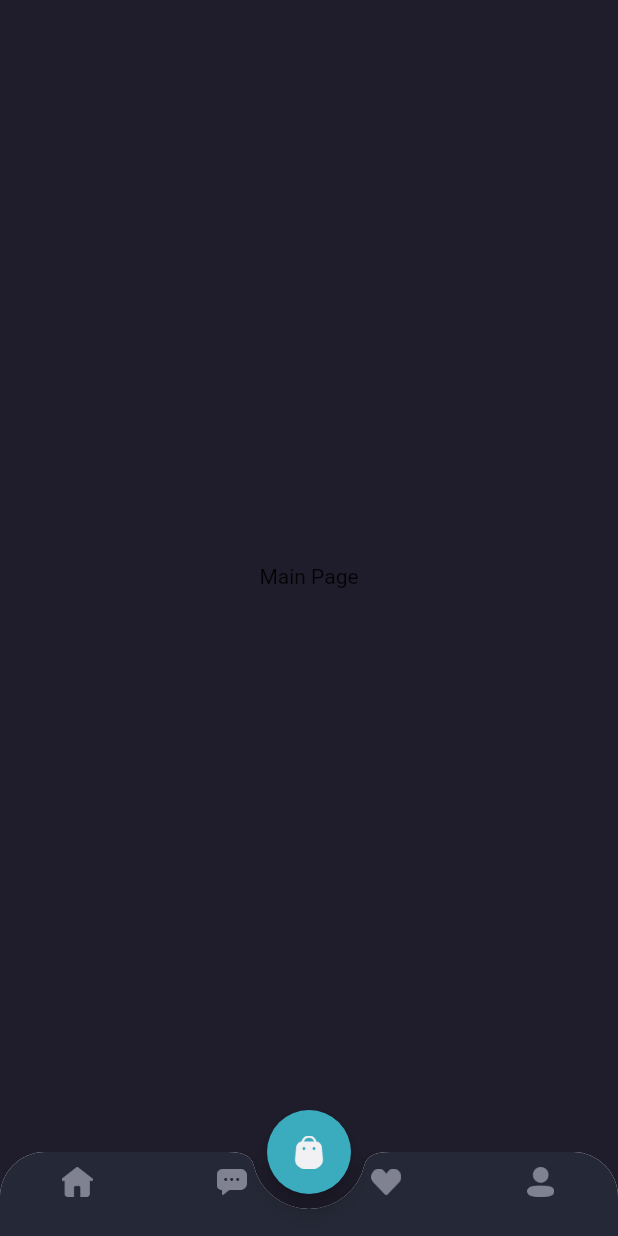
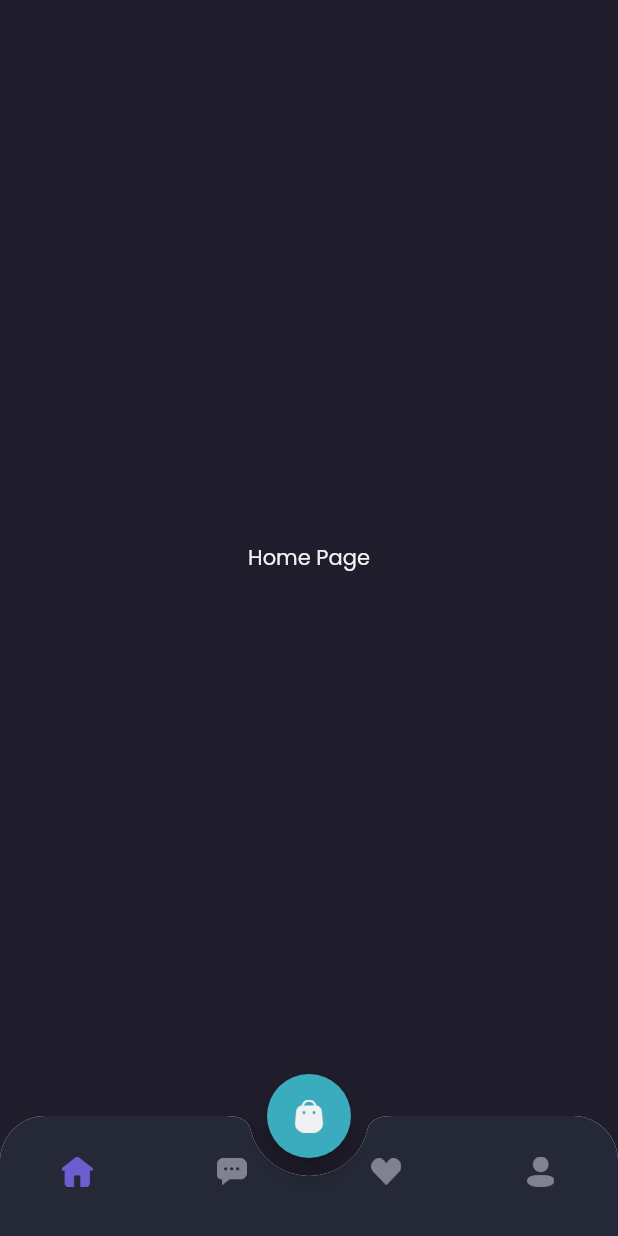
Before and after one commit to tghsetiawan/Shamo, a Flutter app: the MainPage screen opened by its route, on a phone screen of 412 x 824 dp. Run offline on Flutter 3.47's test engine with Material 2 defaults, Android fonts, the phone set to English and light mode, and no system bars; our stand-ins replace google_fonts.

Commit message:
12 Menentukan halaman main page

```diff
--- /dev/null
+++ b/lib/pages/home/home_page.dart
@@ -0,0 +1,16 @@
+import 'package:flutter/material.dart';
+import 'package:shamo/theme.dart';
+
+class HomePage extends StatelessWidget {
+  const HomePage({Key? key}) : super(key: key);
+
+  @override
+  Widget build(BuildContext context) {
+    return Center(
+      child: Text(
+        'Home Page',
+        style: primaryTextStyle,
+      ),
+    );
+  }
+}
--- a/lib/pages/home/main_page.dart
+++ b/lib/pages/home/main_page.dart
@@ -1,8 +1,19 @@
 import 'package:flutter/material.dart';
+import 'package:shamo/pages/home/chat_page.dart';
+import 'package:shamo/pages/home/home_page.dart';
+import 'package:shamo/pages/home/profile_page.dart';
+import 'package:shamo/pages/home/wishlist_page.dart';
 import 'package:shamo/theme.dart';
 
-class MainPage extends StatelessWidget {
+class MainPage extends StatefulWidget {
   const MainPage({Key? key}) : super(key: key);
+
+  @override
+  State<MainPage> createState() => _MainPageState();
+}
+
+class _MainPageState extends State<MainPage> {
+  int currentIndex = 0;
 
   @override
   Widget build(BuildContext context) {
@@ -24,37 +35,72 @@ class MainPage extends StatelessWidget {
         ),
         child: BottomAppBar(
           shape: CircularNotchedRectangle(),
-          notchMargin: 10,
+          notchMargin: 12,
           clipBehavior: Clip.antiAlias,
           child: BottomNavigationBar(
             backgroundColor: backgroundColor4,
+            currentIndex: currentIndex,
+            onTap: (value) {
+              print(value);
+              setState(() {
+                currentIndex = value;
+              });
+            },
             type: BottomNavigationBarType.fixed,
             items: [
               BottomNavigationBarItem(
-                icon: Image.asset(
+                icon: Container(
+                  margin: EdgeInsets.only(
+                    top: 20,
+                    bottom: 10,
+                  ),
+                  child: Image.asset(
                     'assets/icon_home.png',
                     width: 21,
+                    color: currentIndex == 0 ? primaryColor : Color(0xff808191),
+                  ),
                 ),
                 label: '',
               ),
               BottomNavigationBarItem(
-                icon: Image.asset(
+                icon: Container(
+                  margin: EdgeInsets.only(
+                    top: 20,
+                    bottom: 10,
+                  ),
+                  child: Image.asset(
                     'assets/icon_chat.png',
                     width: 20,
+                    color: currentIndex == 1 ? primaryColor : Color(0xff808191),
+                  ),
                 ),
                 label: '',
               ),
               BottomNavigationBarItem(
-                icon: Image.asset(
+                icon: Container(
+                  margin: EdgeInsets.only(
+                    top: 20,
+                    bottom: 10,
+                  ),
+                  child: Image.asset(
                     'assets/icon_wishlist.png',
                     width: 20,
+                    color: currentIndex == 2 ? primaryColor : Color(0xff808191),
+                  ),
                 ),
                 label: '',
               ),
               BottomNavigationBarItem(
-                icon: Image.asset(
+                icon: Container(
+                  margin: EdgeInsets.only(
+                    top: 20,
+                    bottom: 10,
+                  ),
+                  child: Image.asset(
                     'assets/icon_profile.png',
                     width: 18,
+                    color: currentIndex == 3 ? primaryColor : Color(0xff808191),
+                  ),
                 ),
                 label: '',
               ),
@@ -64,14 +110,31 @@ class MainPage extends StatelessWidget {
       );
     }
 
+    Widget body() {
+      switch (currentIndex) {
+        case 0:
+          return HomePage();
+          break;
+        case 1:
+          return ChatPage();
+          break;
+        case 2:
+          return WishlistPage();
+          break;
+        case 3:
+          return ProfilePage();
+          break;
+        default:
+          return HomePage();
+      }
+    }
+
     return Scaffold(
       backgroundColor: backgroundColor1,
       floatingActionButton: cartButton(),
       floatingActionButtonLocation: FloatingActionButtonLocation.centerDocked,
       bottomNavigationBar: customBottomNav(),
-      body: Center(
-        child: Text('Main Page'),
-      ),
+      body: body(),
     );
   }
 }
```
Also changed, not shown: lib/pages/home/chat_page.dart (added, +17 -0 lines), lib/pages/home/profile_page.dart (added, +17 -0 lines), lib/pages/home/wishlist_page.dart (added, +17 -0 lines). Lines whose indentation alone changed are shown as unchanged.
